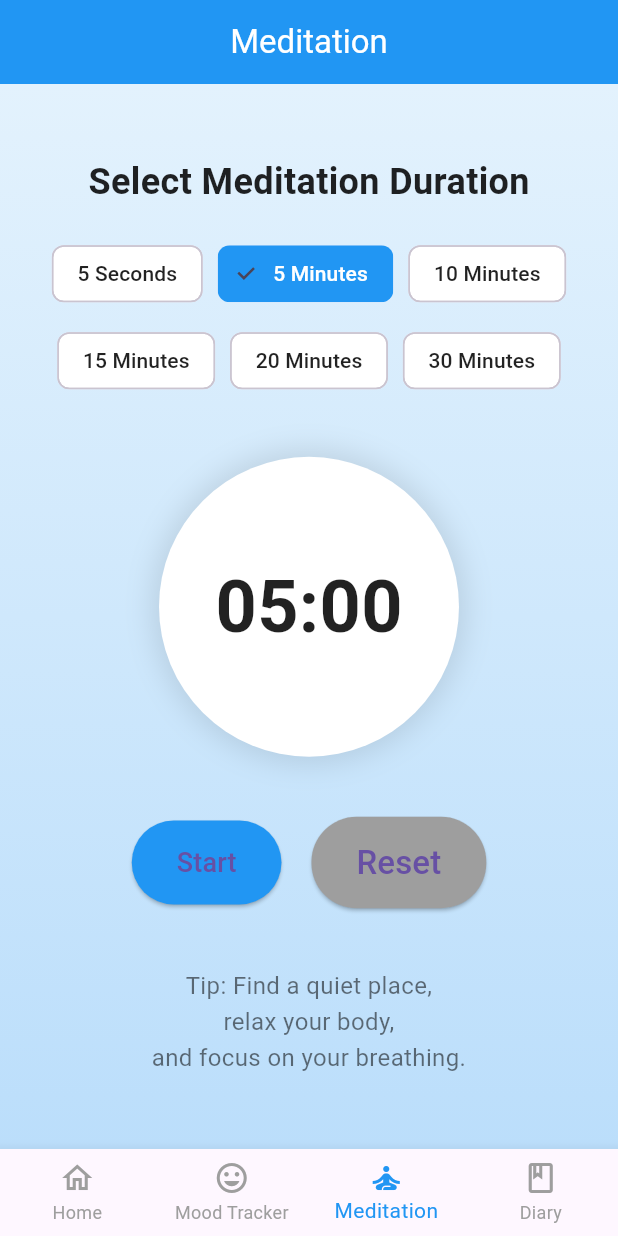
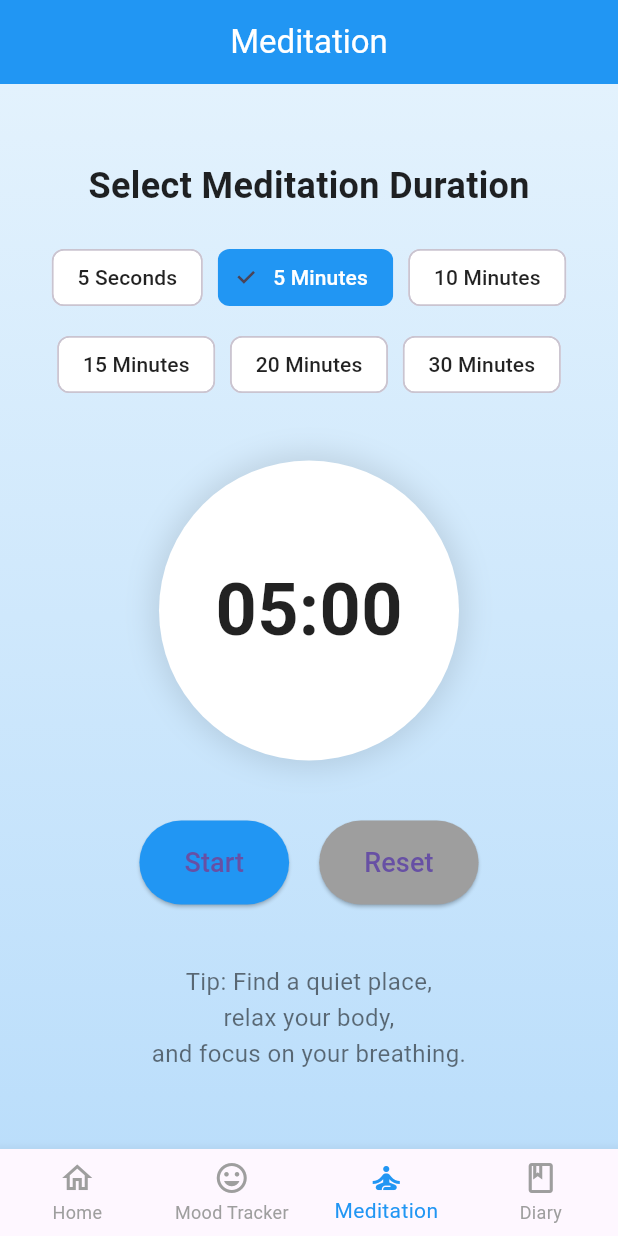
Before and after one commit to ikl7895/app, a Flutter app: the screen it shows after launch, item 3 of the bottom bar chosen, on a phone screen of 412 x 824 dp. Run offline on Flutter 3.47's test engine with Material 3 defaults, Android fonts, the phone set to English and light mode, and no system bars; our stand-ins replace shared_preferences; missing offline and left inert: dialog_flowtter.

Commit message:
Update meditation_screen.dart

```diff
--- a/app/lib/screens/meditation_screen.dart
+++ b/app/lib/screens/meditation_screen.dart
@@ -220,7 +220,7 @@ class _MeditationScreenState extends State<MeditationScreen> {
                       ),
                       child: const Text(
                         'Reset',
-                        style: TextStyle(fontSize: 22),
+                        style: TextStyle(fontSize: 18),
                       ),
                     ),
                   ],
```
